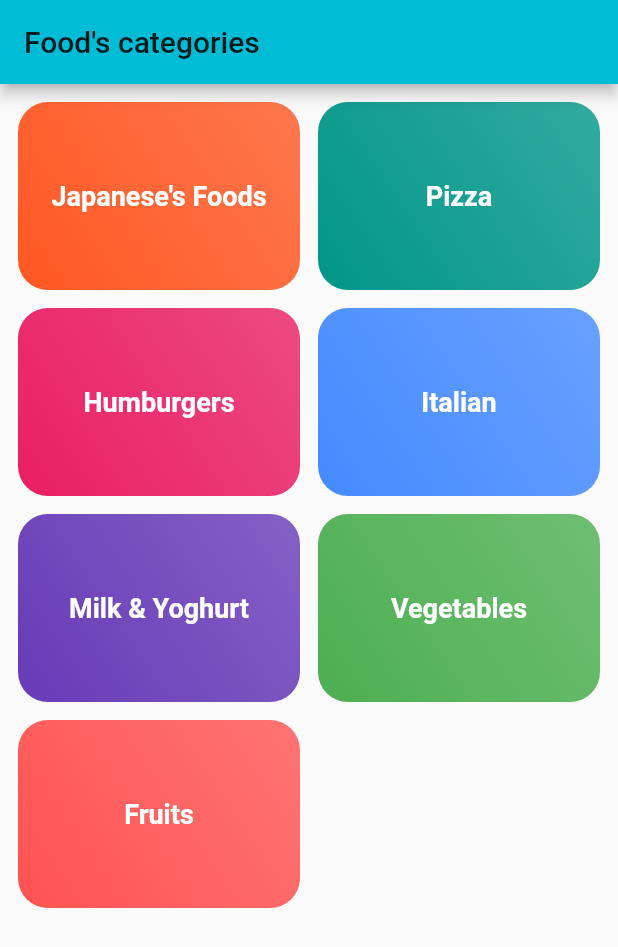
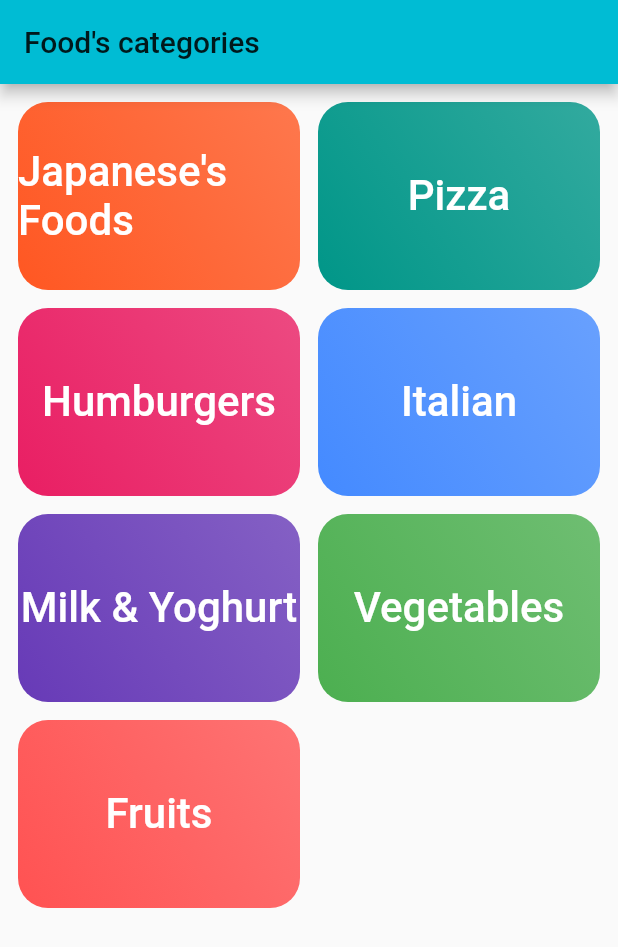
Before and after one commit to tunganh31309/food_app, a Flutter app: the screen it shows after launch, on a phone screen of 412 x 824 dp. Shown: the top 947 px of the screen. Run offline on Flutter 3.47's test engine with Material 2 defaults, Android fonts, the phone set to English and light mode, and no system bars; Roboto replaces fonts that are missing (Langar, Sunshiney).

Commit message:
thay đổi style fonts trong category_item

```diff
--- a/lib/category_item.dart
+++ b/lib/category_item.dart
@@ -17,11 +17,8 @@ class CategoryItem extends StatelessWidget {
         mainAxisAlignment: MainAxisAlignment.center,
         // cho thẻ Column, Alignment theo chiều X chiều Y dựa vào center
         children: <Widget>[
-          Text(this.category.content,
-              style: TextStyle(
-                  fontSize: 18,
-                  fontWeight: FontWeight.bold,
-                  color: Colors.white)),
+          //Now change font's family from "Google Fonts"
+          Text(this.category.content, style: Theme.of(context).textTheme.title),
         ],
       ),
       decoration: BoxDecoration(
```
